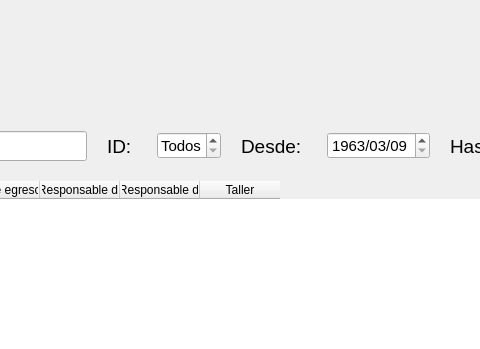
Before: the Qt Designer form blustock/ui/screens_uis/turnos.ui in MaxAPBusiness/Blustock, drawn with Qt 5; both pictures show x 321 to 801 and y 0 to 349 of the 996 by 551 pixel window.
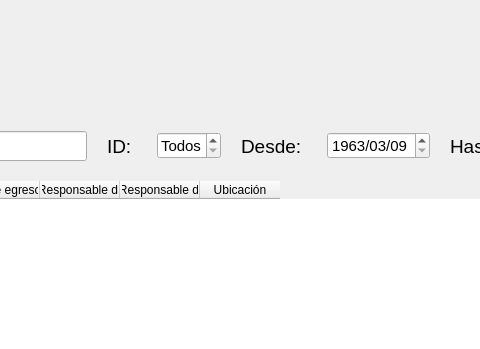
After: the same form once the commit is applied. Icons and pictures are not drawn.

What changed in the file:
```diff
--- a/blustock/ui/screens_uis/turnos.ui
+++ b/blustock/ui/screens_uis/turnos.ui
@@ -315,7 +315,7 @@
        </column>
        <column>
         <property name="text">
-         <string>Taller</string>
+         <string>Ubicación</string>
         </property>
        </column>
       </widget>
```
